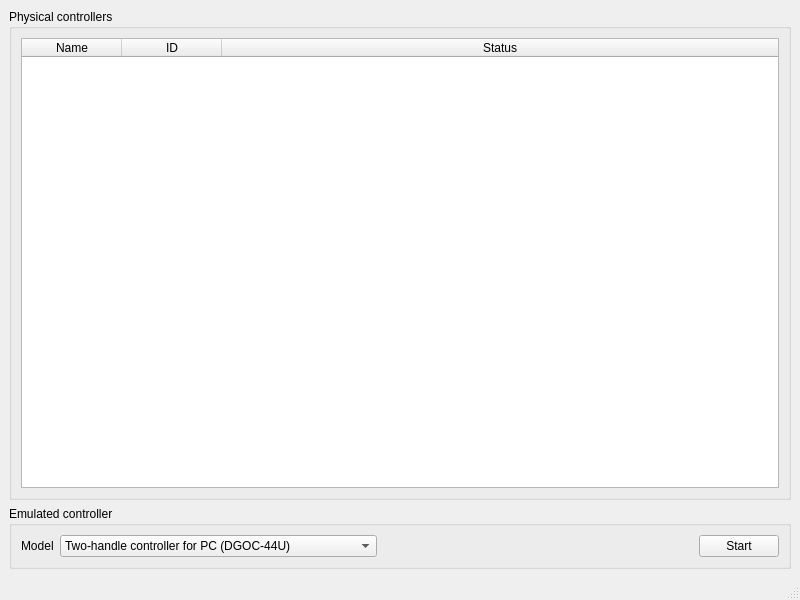
Before: the Qt Designer form gui/main_ui.ui in marcriera/ddgo-converter, drawn with Qt 5.
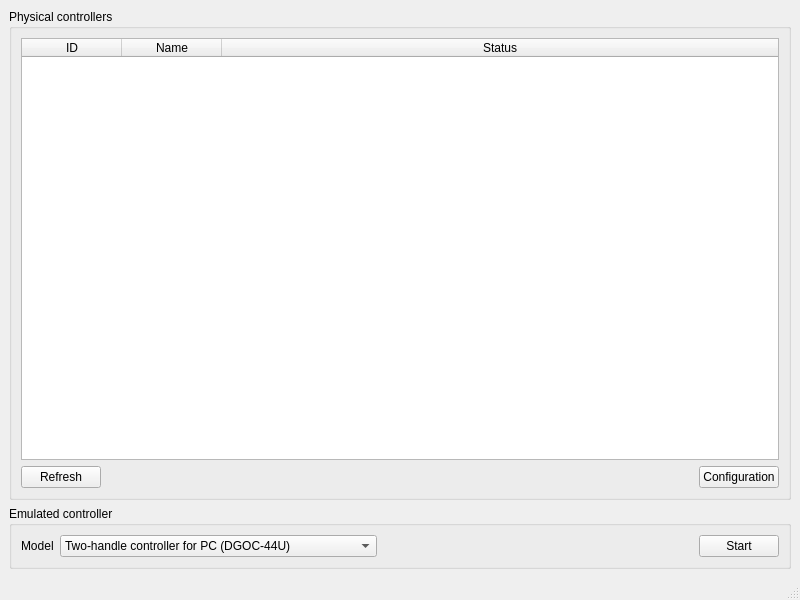
After: the same form once the commit is applied.

Patch:
```diff
--- a/gui/main_ui.ui
+++ b/gui/main_ui.ui
@@ -64,16 +64,16 @@
            <attribute name="horizontalHeaderStretchLastSection">
             <bool>true</bool>
            </attribute>
-           <column>
-            <property name="text">
-             <string>Name</string>
-            </property>
-           </column>
            <column>
             <property name="text">
              <string>ID</string>
             </property>
            </column>
+           <column>
+            <property name="text">
+             <string>Name</string>
+            </property>
+           </column>
            <column>
             <property name="text">
              <string>Status</string>
@@ -81,6 +81,37 @@
            </column>
           </widget>
          </item>
+         <item>
+          <layout class="QHBoxLayout" name="horizontalLayout_physicalControllerActions">
+           <item>
+            <widget class="QPushButton" name="pushButton_physicalControllerRefresh">
+             <property name="text">
+              <string>Refresh</string>
+             </property>
+            </widget>
+           </item>
+           <item>
+            <spacer name="horizontalSpacer_physicalControllerActions">
+             <property name="orientation">
+              <enum>Qt::Horizontal</enum>
+             </property>
+             <property name="sizeHint" stdset="0">
+              <size>
+               <width>40</width>
+               <height>20</height>
+              </size>
+             </property>
+            </spacer>
+           </item>
+           <item>
+            <widget class="QPushButton" name="pushButton_physicalControllerConfig">
+             <property name="text">
+              <string>Configuration</string>
+             </property>
+            </widget>
+           </item>
+          </layout>
+         </item>
         </layout>
        </widget>
       </item>
```
Left out of the diff: 4 changed lines with no effect on the pictures.
